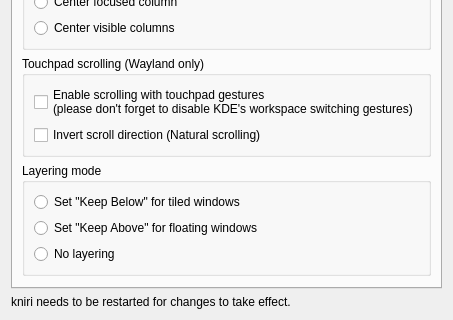
Before: the Qt Designer form package/contents/ui/config.ui in SeniorMatt/kiri, drawn with Qt 5; both pictures show x 0 to 453 and y 344 to 664 of the 453 by 664 pixel window.
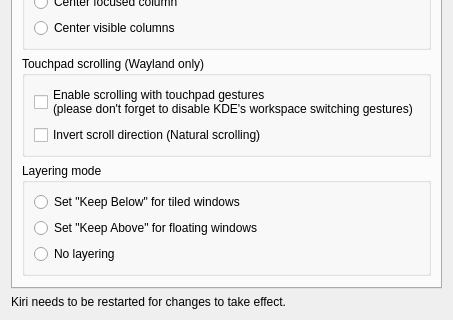
After: the same form once the commit is applied.

Commit message:
Rename to Kiri and give it its own shortcut group
- Key Bindings page in the settings
- niri's default keys
- Shorter README, version 0.2

Patch:
```diff
--- a/package/contents/ui/config.ui
+++ b/package/contents/ui/config.ui
@@ -546,7 +546,7 @@
          <item>
             <widget class="QLabel" name="label">
                 <property name="text">
-                    <string>kniri needs to be restarted for changes to take effect.</string>
+                    <string>Kiri needs to be restarted for changes to take effect.</string>
                 </property>
             </widget>
         </item>
```
Left out of the diff: 2 changed lines with no effect on the pictures. The commit also changes 40 other files.
